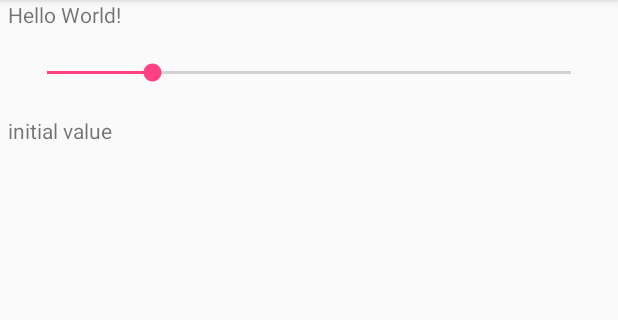
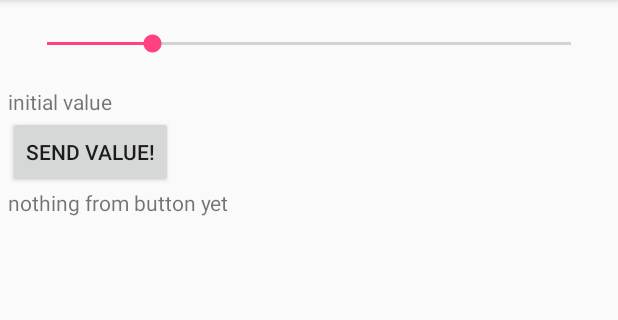
Before and after one commit to aamirhatim/advanced_mechatronics, an Android app: the screen it shows after launch (MainActivity), on a phone screen of 412 x 824 dp, the part 84-404 px from its top. Run offline under Robolectric (Android 15) with nearby library versions, the phone set to English and light mode, and no system bars.

Commit message:
add button and another text view

```diff
--- a/Copycat/app/src/main/java/com/aamirhatim/copycat/MainActivity.java
+++ b/Copycat/app/src/main/java/com/aamirhatim/copycat/MainActivity.java
@@ -18,6 +18,9 @@ public class MainActivity extends AppCompatActivity {
 
         sendNum = (SeekBar) findViewById(R.id.seek1);
         numVal = (TextView) findViewById(R.id.textView01);
+
+        setVal();   // Read slider bar value and print it
+
     }
 
     private void setVal() {
@@ -27,6 +30,7 @@ public class MainActivity extends AppCompatActivity {
             @Override
             public void onProgressChanged(SeekBar seekBar, int progress, boolean fromUser) {
                 valChanged = progress;
+                numVal.setText("Value set to: " + progress);
             }
 
             @Override
--- a/Copycat/app/src/main/res/layout/activity_main.xml
+++ b/Copycat/app/src/main/res/layout/activity_main.xml
@@ -12,15 +12,6 @@
         android:layout_margin="5dp"
         android:orientation="vertical"
         android:visibility="visible">
-
-        <TextView
-            android:layout_width="wrap_content"
-            android:layout_height="wrap_content"
-            android:text="Hello World!"
-            app:layout_constraintBottom_toBottomOf="parent"
-            app:layout_constraintLeft_toLeftOf="parent"
-            app:layout_constraintRight_toRightOf="parent"
-            app:layout_constraintTop_toTopOf="parent" />
 
         <SeekBar
             android:id="@+id/seek1"
@@ -38,7 +29,18 @@
             android:layout_width="wrap_content"
             android:layout_height="wrap_content" />
 
+        <Button
+            android:id="@+id/button1"
+            android:layout_width="wrap_content"
+            android:layout_height="wrap_content"
+            android:text="Send value!" />
 
+        <TextView
+            android:id="@+id/textView02"
+            android:text="nothing from button yet"
+            android:layout_width="wrap_content"
+            android:layout_height="wrap_content"
+            />
 
     </LinearLayout>
 
```
